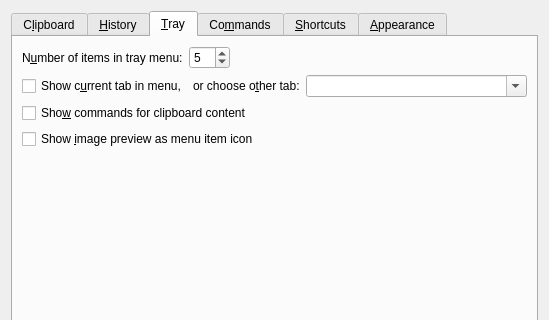
Before: the Qt Designer form src/ui/configurationmanager.ui in hluk/CopyQ, drawn with Qt 5; both pictures show x 0 to 549 and y 0 to 320 of the 549 by 493 pixel window.
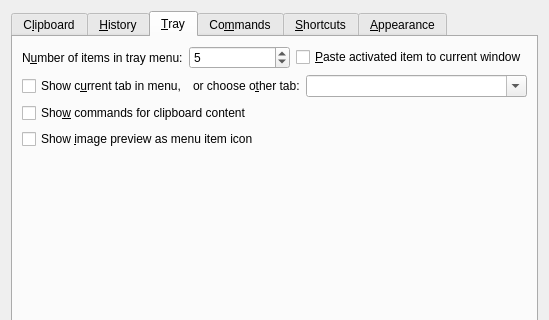
After: the same form once the commit is applied. The open tabs and pages were chosen to show the change. Icons and pictures are not drawn. Custom widgets are drawn as their Qt base class.

Commit message: Allow user to disable automatic tray menu item pasting

Patch:
```diff
--- a/src/ui/configurationmanager.ui
+++ b/src/ui/configurationmanager.ui
@@ -412,17 +412,14 @@
             </widget>
            </item>
            <item>
-            <spacer name="horizontalSpacer_2">
-             <property name="orientation">
-              <enum>Qt::Horizontal</enum>
+            <widget class="QCheckBox" name="checkBoxPasteMenuItem">
+             <property name="toolTip">
+              <string>Paste item to current window after selecting it in menu.</string>
              </property>
-             <property name="sizeHint" stdset="0">
-              <size>
-               <width>40</width>
-               <height>20</height>
-              </size>
+             <property name="text">
+              <string>&amp;Paste activated item to current window</string>
              </property>
-            </spacer>
+            </widget>
            </item>
           </layout>
          </item>
```
Left out of the diff: 5 changed lines with no effect on the pictures. The commit also changes 3 other files.
